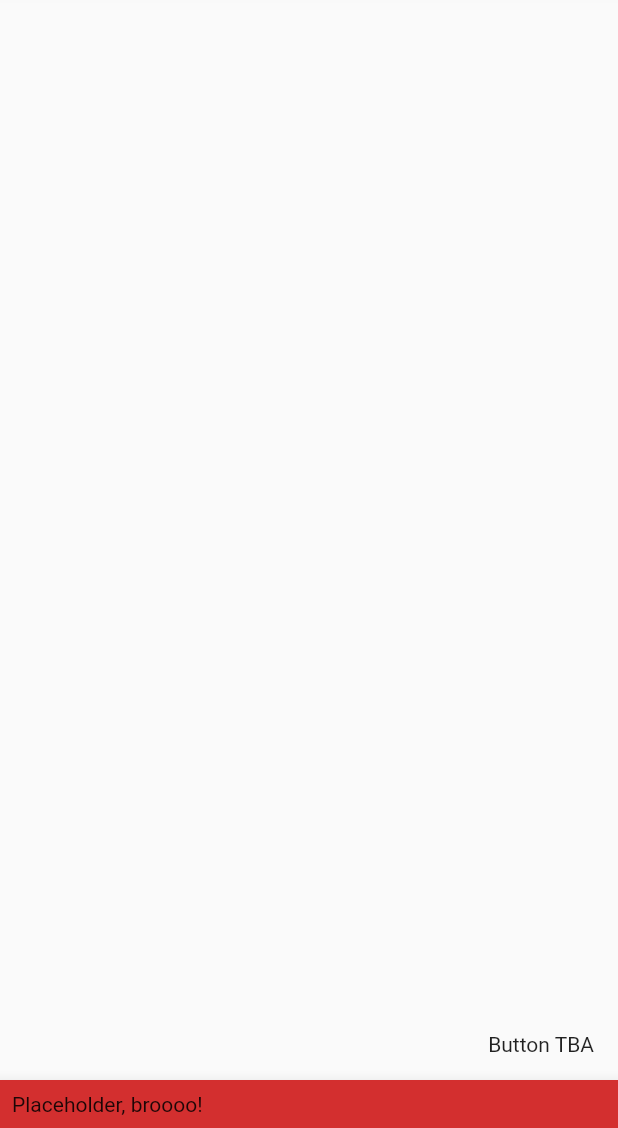
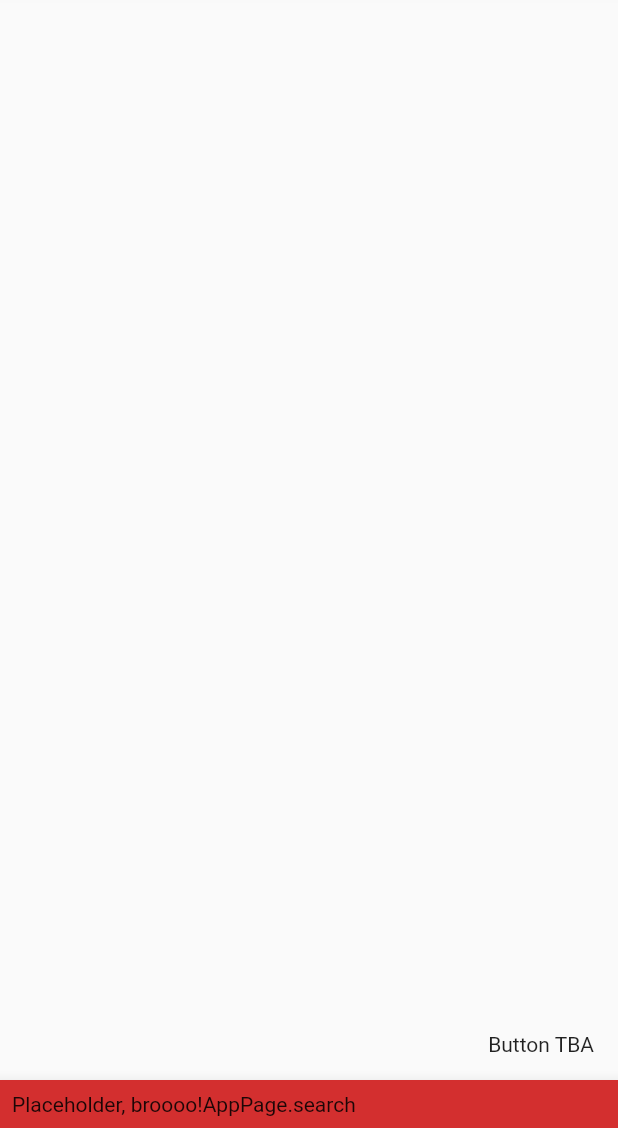
Before and after one commit to MichielProost/Perfect-Plate, a Flutter app: the screen it shows after launch, on a phone screen of 412 x 824 dp, the part 108-1236 px from its top. Run offline on Flutter 3.47's test engine with Material 2 defaults, Android fonts, the phone set to English and light mode, and no system bars.

Commit message:
Attempt at implementing indicating current page

```diff
--- a/yummy_tummy/lib/main.dart
+++ b/yummy_tummy/lib/main.dart
@@ -2,9 +2,7 @@ import 'package:flutter/material.dart';
 
 import 'package:yummytummy/model/Database.dart';
 import 'package:yummytummy/model/user.dart';
-import 'package:yummytummy/user_interface/screen_scroller.dart';
-
-import 'user_interface/feed_screen.dart';
+import 'package:yummytummy/user_interface/screen_handler.dart';
 
 /// For testing purposes. Is to be removed later.
 void testFirestore(){
@@ -26,7 +24,7 @@ class YummyTummy extends StatelessWidget {
       title: "Yummy Tummy",
       // TODO implement home screen
       //home: HomeScreen(),
-      home: ScreenScroller(),
+      home: ScreenHandler(),
     );
   }
 
--- a/yummy_tummy/lib/user_interface/general/appbar_bottom.dart
+++ b/yummy_tummy/lib/user_interface/general/appbar_bottom.dart
@@ -1,9 +1,36 @@
 import 'package:flutter/material.dart';
 
 import '../constants.dart';
+import '../screen_handler.dart';
 
-class AppBarBottom extends StatelessWidget {
+class AppBarBottom extends StatefulWidget {
 
+  final AppPage _currentPage;
+  AppBarBottomState appBarBottomState;
+
+  AppBarBottom(this._currentPage) {
+    appBarBottomState = AppBarBottomState(_currentPage);
+  }
+
+  @override
+  State<StatefulWidget> createState() {
+    return appBarBottomState;
+  }
+}
+
+class AppBarBottomState extends State<AppBarBottom> {
+
+  AppPage _currentPage;
+
+  AppBarBottomState(this._currentPage);
+
+  void refresh (AppPage newPage)
+  {
+    if (this.mounted)
+    setState(() {
+      _currentPage = newPage;
+    });
+  }
 
   @override
   Widget build(BuildContext context) {
@@ -13,7 +40,7 @@ class AppBarBottom extends StatelessWidget {
         padding: const EdgeInsets.all(8.0),
         child: Row(
           children: <Widget>[
-            Text("Placeholder, broooo!"),
+            Text("Placeholder, broooo!" + _currentPage.toString()),
           ],
         ),
       ),
--- a/yummy_tummy/lib/user_interface/home_screen.dart
+++ b/yummy_tummy/lib/user_interface/home_screen.dart
@@ -4,10 +4,6 @@ import 'general/appbar_top.dart';
 import 'general/side_menu.dart';
 
 class HomeScreen extends StatelessWidget {
-
-  final PageController pageController = PageController(
-    initialPage: 1,
-  );
 
   Widget buildIconLink(IconData icon, String pageName, )
   {
--- /dev/null
+++ b/yummy_tummy/lib/user_interface/screen_handler.dart
@@ -0,0 +1,73 @@
+/// Functions as a template for new screens. Should not actually be used
+
+import 'package:flutter/material.dart';
+import 'package:yummytummy/user_interface/favourites_screen.dart';
+import 'package:yummytummy/user_interface/feed_screen.dart';
+import 'package:yummytummy/user_interface/profile_screen.dart';
+import 'package:yummytummy/user_interface/search_screen.dart';
+
+import 'general/add_recipe_button.dart';
+import 'general/appbar_bottom.dart';
+import 'general/appbar_top.dart';
+import 'general/side_menu.dart';
+
+
+enum AppPage {
+  feed,
+  search,
+  favourites,
+  profile,
+  none,
+}
+
+
+class ScreenHandler extends StatelessWidget {
+
+  AppPage _currentPage;
+  AppBarBottom _appBarBottom;
+  final Map<AppPage, Widget> _pages = {
+    AppPage.feed:        FeedScreen(),
+    AppPage.search:      SearchScreen(),
+    AppPage.favourites:  FavouritesScreen(),
+    AppPage.profile:     ProfileScreen(),
+  };
+
+
+  final _controller = PageController(
+    initialPage: 1,
+  );
+
+
+  ScreenHandler()
+  {
+    _currentPage = AppPage.values[_controller.initialPage];
+    _appBarBottom = AppBarBottom(_currentPage);
+  }
+
+
+  @override
+  Widget build(BuildContext context) {
+    return Scaffold(
+      appBar: AppBarTop(),
+      drawer: SideMenu(),
+      bottomNavigationBar: _appBarBottom,
+      floatingActionButton: AddRecipeButton(),
+      body: Center(
+        child: PageView (
+          controller: _controller,
+          onPageChanged:(index) => {
+            _currentPage = AppPage.values[index],
+            _appBarBottom.appBarBottomState.refresh(_currentPage),
+          },
+          children: <Widget>[
+            _pages[AppPage.feed],
+            _pages[AppPage.search],
+            _pages[AppPage.favourites],
+            _pages[AppPage.profile],
+          ],
+        ),
+      ),
+    );
+  }
+
+}
--- a/yummy_tummy/lib/user_interface/screen_scroller.dart
+++ /dev/null
@@ -1,41 +0,0 @@
-/// Functions as a template for new screens. Should not actually be used
-
-import 'package:flutter/material.dart';
-import 'package:yummytummy/user_interface/favourites_screen.dart';
-import 'package:yummytummy/user_interface/feed_screen.dart';
-import 'package:yummytummy/user_interface/profile_screen.dart';
-import 'package:yummytummy/user_interface/search_screen.dart';
-
-import 'general/add_recipe_button.dart';
-import 'general/appbar_bottom.dart';
-import 'general/appbar_top.dart';
-import 'general/side_menu.dart';
-
-class ScreenScroller extends StatelessWidget {
-
-  final controller = PageController(
-    initialPage: 1,
-  );
-
-  @override
-  Widget build(BuildContext context) {
-    return Scaffold(
-      appBar: AppBarTop(),
-      drawer: SideMenu(),
-      bottomNavigationBar: AppBarBottom(),
-      floatingActionButton: AddRecipeButton(),
-      body: Center(
-        child: PageView (
-          controller: controller,
-          children: <Widget>[
-            FeedScreen(),
-            SearchScreen(),
-            FavouritesScreen(),
-            ProfileScreen(),
-          ],
-        ),
-      ),
-    );
-  }
-
-}
--- a/yummy_tummy/lib/user_interface/screen_template.dart
+++ b/yummy_tummy/lib/user_interface/screen_template.dart
@@ -6,6 +6,7 @@ import 'general/add_recipe_button.dart';
 import 'general/appbar_bottom.dart';
 import 'general/appbar_top.dart';
 import 'general/side_menu.dart';
+import 'screen_handler.dart';
 
 class ScreenTemplate extends StatelessWidget {
 
@@ -14,7 +15,7 @@ class ScreenTemplate extends StatelessWidget {
     return Scaffold(
       appBar: AppBarTop(),
       drawer: SideMenu(),
-      bottomNavigationBar: AppBarBottom(),
+      bottomNavigationBar: AppBarBottom(AppPage.none),
       floatingActionButton: AddRecipeButton(),
     );
   }
```
